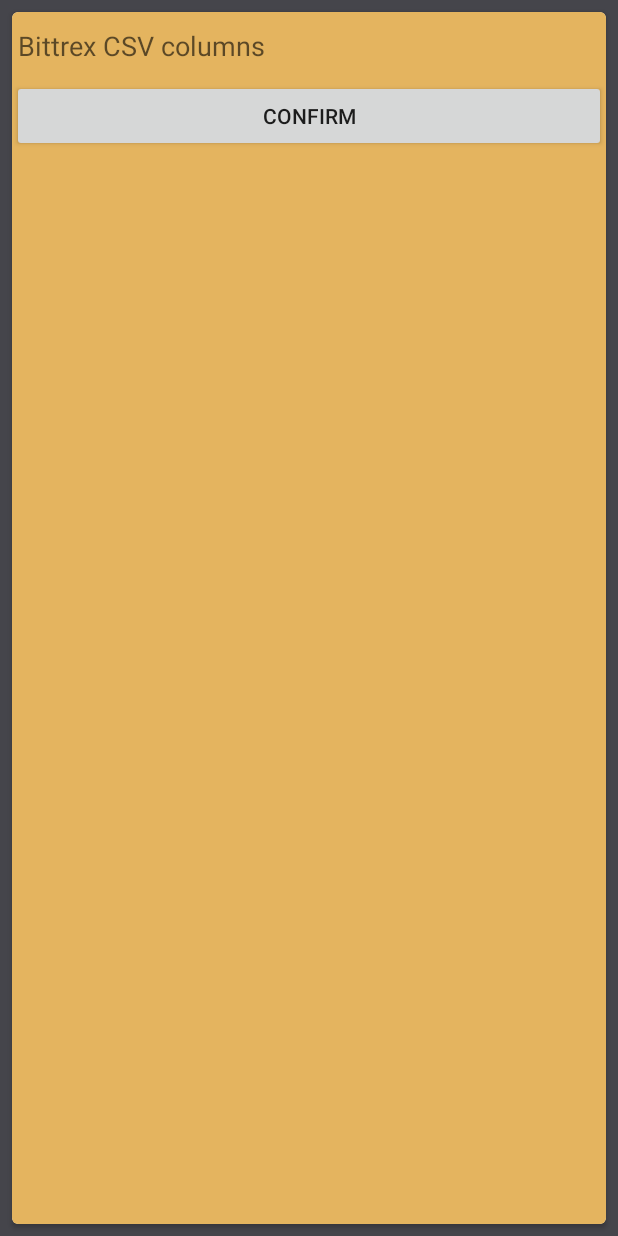
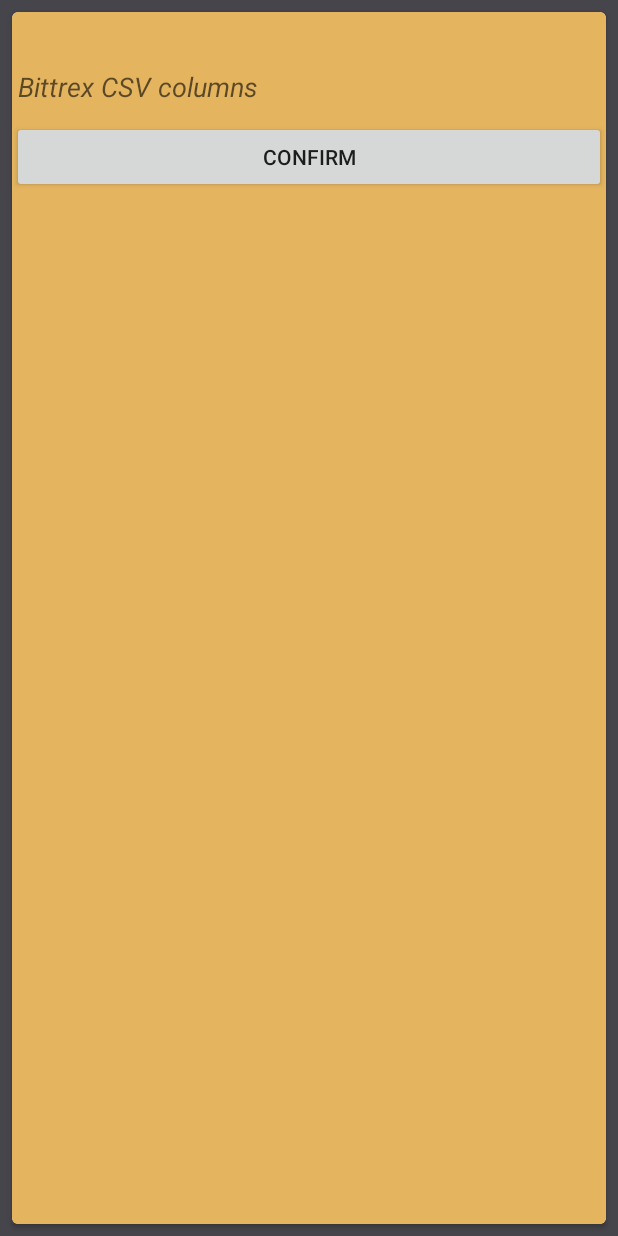
Before and after one commit to kkontus/CryptocurrencyManager, an Android app: the layout activity_settings.xml on its own in the app's theme, with its tools: preview values and no code run, on a phone screen of 412 x 824 dp. Run offline under Robolectric (Android 15) with nearby library versions, the phone set to English and light mode, and no system bars.

Commit message:
minor improvements

```diff
--- a/app/src/main/res/layout/activity_settings.xml
+++ b/app/src/main/res/layout/activity_settings.xml
@@ -24,12 +24,21 @@
             android:background="@color/colorAccent"
             android:orientation="horizontal">
 
-            <com.kontus.cryptocurrencymanager.views.InstantMultiAutoComplete
+            <TextView
+                android:id="@+id/columns_csv_options"
+                android:layout_width="match_parent"
+                android:layout_height="wrap_content"
+                android:layout_alignParentTop="true"
+                android:padding="4dp"
+                android:text="" />
+
+            <MultiAutoCompleteTextView
                 android:id="@+id/columns_csv"
                 android:layout_width="match_parent"
                 android:layout_height="wrap_content"
-                android:layout_alignParentTop="true"
-                android:hint="@string/bittrex_columns_csv" />
+                android:layout_below="@+id/columns_csv_options"
+                android:hint="@string/bittrex_columns_csv"
+                android:textStyle="italic" />
 
             <Button
                 android:id="@+id/confirm"
```
Also changed, not shown: app/src/main/java/com/kontus/cryptocurrencymanager/activities/SettingsActivity.kt (+7 -3 lines).
